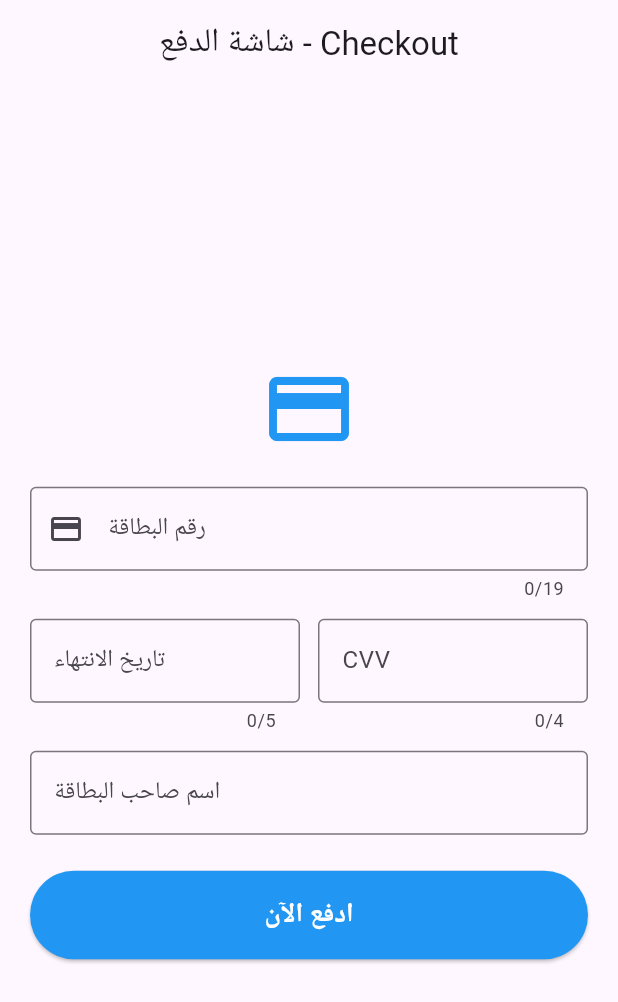
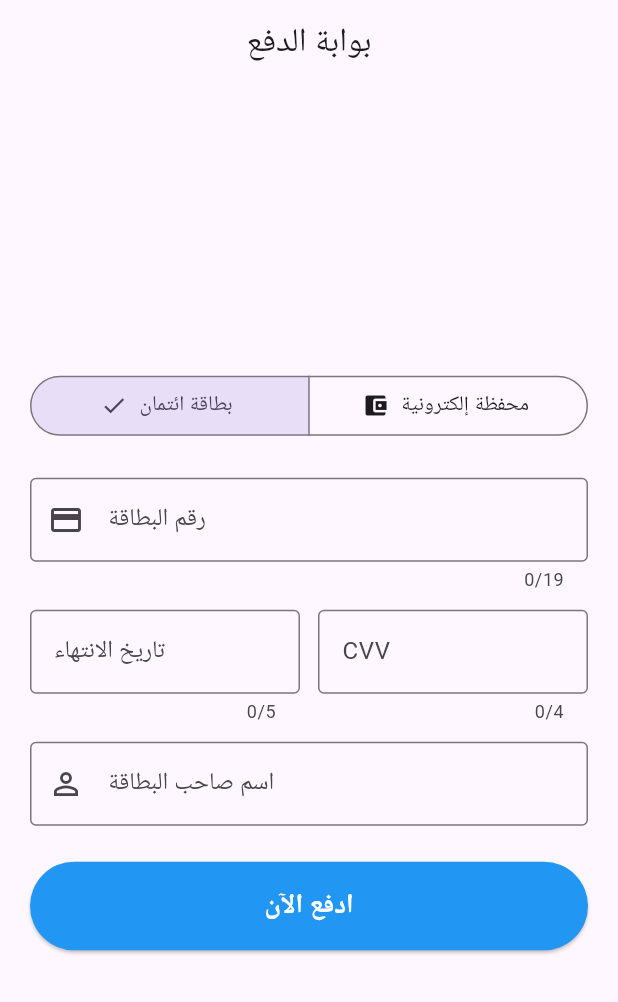
Before and after one commit to AhmedMahmoud2024/payment_gateways, a Flutter app: the screen it shows after launch, on a phone screen of 412 x 824 dp. Shown: the top 1002 px of the screen. Run offline on Flutter 3.47's test engine with Material 3 defaults, Android fonts, the phone set to English and light mode, and no system bars; our stand-ins replace flutter_riverpod.

Commit message:
feat:implemented wallet_checkout method

```diff
--- a/lib/features/checkout/logic/checkout_state.dart
+++ b/lib/features/checkout/logic/checkout_state.dart
@@ -32,3 +32,7 @@ class CheckoutFailure extends CheckoutState {
   final String errorMessage;
   const CheckoutFailure(this.errorMessage);
 }
+class CheckoutOTPRequired extends CheckoutState {
+  final String phoneNumber;
+  const CheckoutOTPRequired(this.phoneNumber);
+}
--- a/lib/features/checkout/presentation/screens/checkout_screen.dart
+++ b/lib/features/checkout/presentation/screens/checkout_screen.dart
@@ -2,6 +2,7 @@ import 'package:flutter/material.dart';
 import 'package:flutter/services.dart';
 import 'package:flutter_riverpod/flutter_riverpod.dart';
 import 'package:payment_gateways/features/checkout/data/models/card_input_model.dart';
+import 'package:payment_gateways/features/checkout/data/models/wallet_input_model.dart';
 import 'package:payment_gateways/features/checkout/logic/checkout_notifier.dart';
 import 'package:payment_gateways/features/checkout/logic/checkout_state.dart';
 import 'package:payment_gateways/features/checkout/presentation/screens/3ds_screen.dart';
@@ -35,9 +36,9 @@ class CardExpiryInputFormatter extends TextInputFormatter {
   }
 }
 
-// ==========================================
-// 2. CHECKOUT PAGE (MAIN UI)
-// ==========================================
+
+enum PaymentMethodType { card, wallet }
+
 class CheckoutPage extends ConsumerStatefulWidget {
   const CheckoutPage({super.key});
 
@@ -46,10 +47,17 @@ class CheckoutPage extends ConsumerStatefulWidget {
 }
 
 class _CheckoutPageState extends ConsumerState<CheckoutPage> {
+  PaymentMethodType _selectedMethod = PaymentMethodType.card;
+
+  // Controllers للكارت
   final _cardNumberController = TextEditingController();
   final _expiryController = TextEditingController();
   final _cvvController = TextEditingController();
   final _nameController = TextEditingController();
+
+  // Controllers للمحفظة والـ OTP
+  final _phoneController = TextEditingController();
+  final _otpController = TextEditingController();
 
   @override
   void dispose() {
@@ -57,28 +65,37 @@ class _CheckoutPageState extends ConsumerState<CheckoutPage> {
     _expiryController.dispose();
     _cvvController.dispose();
     _nameController.dispose();
+    _phoneController.dispose();
+    _otpController.dispose();
     super.dispose();
   }
 
   void _submitPayment() {
-    // إخفاء أي لوحة مفاتيح أو فوكس
     FocusScope.of(context).unfocus();
 
+    if (_selectedMethod == PaymentMethodType.card) {
       final cardInput = CardInputModel(
         cardNumber: _cardNumberController.text,
         expiryDate: _expiryController.text,
         cvv: _cvvController.text,
         cardHolderName: _nameController.text,
       );
-
       ref.read(checkoutProvider.notifier).payWithCard(cardInput);
+    } else {
+      final walletInput = WalletInputModel(
+        phoneNumber: _phoneController.text,
+      );
+      ref.read(checkoutProvider.notifier).payWithWallet(walletInput);
+    }
   }
 
-  void _clearForm() {
+  void _clearAllInputs() {
     _cardNumberController.clear();
     _expiryController.clear();
     _cvvController.clear();
     _nameController.clear();
+    _phoneController.clear();
+    _otpController.clear();
   }
 
   @override
@@ -88,7 +105,7 @@ class _CheckoutPageState extends ConsumerState<CheckoutPage> {
 
     return Scaffold(
       appBar: AppBar(
-        title: const Text('شاشة الدفع - Checkout'),
+        title: const Text('بوابة الدفع'),
         centerTitle: true,
       ),
       body: Center(
@@ -100,14 +117,30 @@ class _CheckoutPageState extends ConsumerState<CheckoutPage> {
               child: Column(
                 crossAxisAlignment: CrossAxisAlignment.stretch,
                 children: [
-                  const Icon(
-                    Icons.payment,
-                    size: 64,
-                    color: Colors.blue,
+                  // 1. Selector Tabs
+                  SegmentedButton<PaymentMethodType>(
+                    segments: const [
+                      ButtonSegment(
+                        value: PaymentMethodType.card,
+                        label: Text('بطاقة ائتمان'),
+                        icon: Icon(Icons.credit_card),
                       ),
-                  const SizedBox(height: 20),
+                      ButtonSegment(
+                        value: PaymentMethodType.wallet,
+                        label: Text('محفظة إلكترونية'),
+                        icon: Icon(Icons.account_balance_wallet),
+                      ),
+                    ],
+                    selected: {_selectedMethod},
+                    onSelectionChanged: (Set<PaymentMethodType> selection) {
+                      setState(() {
+                        _selectedMethod = selection.first;
+                      });
+                    },
+                  ),
+                  const SizedBox(height: 24),
 
-                  // عرض رسالة الخطأ لو الـ State فشلت
+                  // 2. Feedback Containers (Errors / Success / OTP)
                   if (state is CheckoutFailure) ...[
                     Container(
                       padding: const EdgeInsets.all(12),
@@ -132,7 +165,6 @@ class _CheckoutPageState extends ConsumerState<CheckoutPage> {
                     const SizedBox(height: 16),
                   ],
 
-                  // عرض كارت النجاح لو العملية نجحت
                   if (state is CheckoutSuccess) ...[
                     Container(
                       padding: const EdgeInsets.all(16),
@@ -146,7 +178,7 @@ class _CheckoutPageState extends ConsumerState<CheckoutPage> {
                           const Icon(Icons.check_circle_outline, color: Colors.green, size: 48),
                           const SizedBox(height: 8),
                           const Text(
-                            'تمت العملية بنجاح! 🎉',
+                            'تمت العملية بنجاح!',
                             style: TextStyle(fontSize: 18, fontWeight: FontWeight.bold, color: Colors.green),
                           ),
                           const SizedBox(height: 4),
@@ -154,7 +186,7 @@ class _CheckoutPageState extends ConsumerState<CheckoutPage> {
                           const SizedBox(height: 12),
                           ElevatedButton(
                             onPressed: () {
-                              _clearForm();
+                              _clearAllInputs();
                               ref.read(checkoutProvider.notifier).reset();
                             },
                             child: const Text('إجراء عملية جديدة'),
@@ -165,39 +197,40 @@ class _CheckoutPageState extends ConsumerState<CheckoutPage> {
                     const SizedBox(height: 20),
                   ],
 
-                  // عرض زر التحويل للـ 3DS لو مطلوبة
-                  if (state is Checkout3DSRequired) ...[
+                  if (state is CheckoutOTPRequired) ...[
                     Container(
                       padding: const EdgeInsets.all(16),
                       decoration: BoxDecoration(
-                        color: Colors.orange.shade50,
+                        color: Colors.blue.shade50,
                         borderRadius: BorderRadius.circular(8),
-                        border: Border.all(color: Colors.orange.shade300),
+                        border: Border.all(color: Colors.blue.shade300),
                       ),
                       child: Column(
                         children: [
-                          const Icon(Icons.security, color: Colors.orange, size: 48),
+                          const Icon(Icons.phonelink_ring, color: Colors.blue, size: 40),
                           const SizedBox(height: 8),
-                          const Text(
-                            'مطلوب تأكيد البنك (3D Secure)',
-                            style: TextStyle(fontSize: 16, fontWeight: FontWeight.bold),
+                          Text(
+                            'تم إرسال رمز OTP إلى: ${state.phoneNumber}',
+                            style: const TextStyle(fontWeight: FontWeight.bold),
                           ),
                           const SizedBox(height: 12),
+                          TextField(
+                            controller: _otpController,
+                            keyboardType: TextInputType.number,
+                            maxLength: 4,
+                            decoration: const InputDecoration(
+                              labelText: 'رمز OTP (أدخل 1234)',
+                              border: OutlineInputBorder(),
+                            ),
+                          ),
+                          const SizedBox(height: 8),
                           ElevatedButton(
-                            style: ElevatedButton.styleFrom(backgroundColor: Colors.orange, foregroundColor: Colors.white),
-                            onPressed: () async {
-                              final bool? isApproved = await Navigator.of(context).push<bool>(
-                                MaterialPageRoute(
-                                  builder: (ctx) => ThreeDSWebViewPage(redirectUrl: state.redirectUrl),
-                                ),
-                              );
-                              if (mounted) {
-                                ref.read(checkoutProvider.notifier).complete3DSPayment(
-                                      isApproved: isApproved ?? false,
-                                    );
-                              }
+                            onPressed: isLoading
+                                ? null
+                                : () {
+                                    ref.read(checkoutProvider.notifier).submitOTP(_otpController.text);
                                   },
-                            child: const Text('افتح صفحة التأكيد الآن'),
+                            child: const Text('تأكيد الرمز'),
                           ),
                         ],
                       ),
@@ -205,7 +238,8 @@ class _CheckoutPageState extends ConsumerState<CheckoutPage> {
                     const SizedBox(height: 20),
                   ],
 
-                  // 1. حقل رقم الكارت
+                  // 3. Conditional Form Fields
+                  if (_selectedMethod == PaymentMethodType.card) ...[
                     TextField(
                       controller: _cardNumberController,
                       keyboardType: TextInputType.number,
@@ -213,14 +247,12 @@ class _CheckoutPageState extends ConsumerState<CheckoutPage> {
                       enabled: !isLoading,
                       decoration: const InputDecoration(
                         labelText: 'رقم البطاقة',
-                      hintText: '4242 4242 4242 2222',
+                        hintText: '4242 4242 4242 1111',
                         prefixIcon: Icon(Icons.credit_card),
                         border: OutlineInputBorder(),
                       ),
                     ),
                     const SizedBox(height: 12),
-
-                  // 2. حقول تاريخ الانتهاء والـ CVV
                     Row(
                       children: [
                         Expanded(
@@ -229,13 +261,9 @@ class _CheckoutPageState extends ConsumerState<CheckoutPage> {
                             keyboardType: TextInputType.number,
                             maxLength: 5,
                             enabled: !isLoading,
-                          inputFormatters: [
-                            FilteringTextInputFormatter.digitsOnly,
-                            CardExpiryInputFormatter(),
-                          ],
                             decoration: const InputDecoration(
                               labelText: 'تاريخ الانتهاء',
-                            hintText: 'MM/YY',
+                              hintText: '12/28',
                               border: OutlineInputBorder(),
                             ),
                           ),
@@ -258,21 +286,34 @@ class _CheckoutPageState extends ConsumerState<CheckoutPage> {
                       ],
                     ),
                     const SizedBox(height: 12),
-
-                  // 3. حقل اسم صاحب الكارت
                     TextField(
                       controller: _nameController,
-                    keyboardType: TextInputType.name,
                       enabled: !isLoading,
                       decoration: const InputDecoration(
                         labelText: 'اسم صاحب البطاقة',
                         hintText: 'Ahmed Mahmoud',
+                        prefixIcon: Icon(Icons.person_outline),
                         border: OutlineInputBorder(),
                       ),
                     ),
+                  ] else ...[
+                    TextField(
+                      controller: _phoneController,
+                      keyboardType: TextInputType.phone,
+                      maxLength: 11,
+                      enabled: !isLoading,
+                      decoration: const InputDecoration(
+                        labelText: 'رقم المحفظة الإلكترونية',
+                        hintText: '01012345678 (تنتهي بـ 0000 لطلب OTP)',
+                        prefixIcon: Icon(Icons.phone_android),
+                        border: OutlineInputBorder(),
+                      ),
+                    ),
+                  ],
+
                   const SizedBox(height: 24),
 
-                  // 4. زر الدفع
+                  // 4. Submit Button
                   ElevatedButton(
                     onPressed: isLoading ? null : _submitPayment,
                     style: ElevatedButton.styleFrom(
@@ -284,14 +325,11 @@ class _CheckoutPageState extends ConsumerState<CheckoutPage> {
                         ? const SizedBox(
                             height: 24,
                             width: 24,
-                            child: CircularProgressIndicator(
-                              color: Colors.white,
-                              strokeWidth: 2,
-                            ),
+                            child: CircularProgressIndicator(color: Colors.white, strokeWidth: 2),
                           )
-                        : const Text(
-                            'ادفع الآن',
-                            style: TextStyle(fontSize: 18, fontWeight: FontWeight.bold),
+                        : Text(
+                            _selectedMethod == PaymentMethodType.card ? 'ادفع الآن' : 'تأكيد ودفع بالمحفظة',
+                            style: const TextStyle(fontSize: 18, fontWeight: FontWeight.bold),
                           ),
                   ),
                 ],
```
Also changed, not shown: lib/features/checkout/data/repositories/mock_wallet_repository.dart (+4 -3 lines), lib/features/checkout/logic/checkout_notifier.dart (+60 -4 lines). Lines whose indentation alone changed are shown as unchanged.
